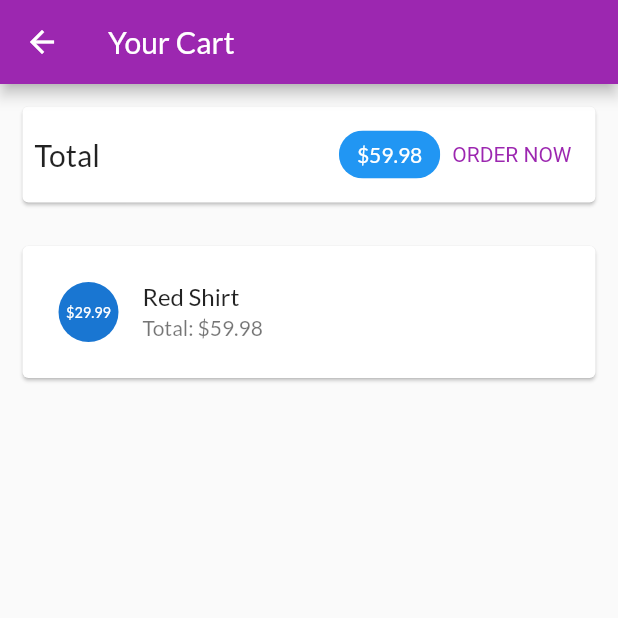
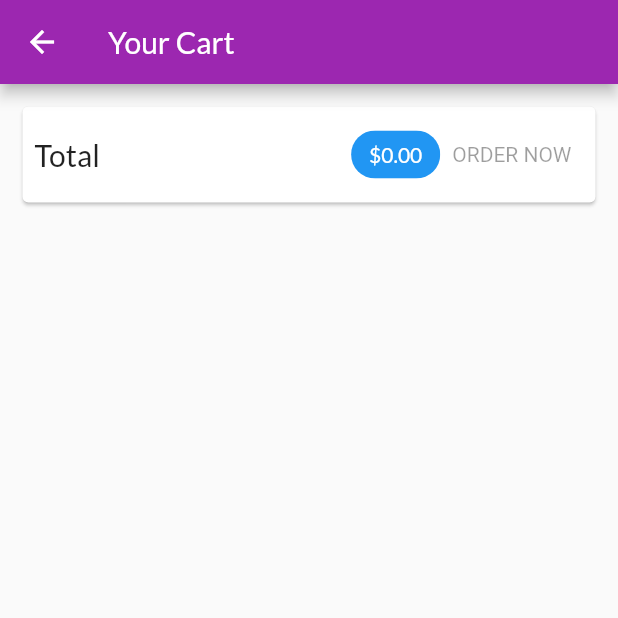
Before and after one commit to luong1799/CK21V7K019_MyShop_Lab2, a Flutter app: the CartScreen screen opened by its route, after a tap on "ORDER NOW", on a phone screen of 412 x 824 dp, the top half of it. Run offline on Flutter 3.47's test engine with Material 2 defaults, Android fonts, the phone set to English and light mode, and no system bars; network calls fail.

Commit message:
Quan ly trang thai voi provider - OrdersManager

```diff
--- a/lib/main.dart
+++ b/lib/main.dart
@@ -15,7 +15,6 @@ void main() {
 
 class MyApp extends StatelessWidget {
   const MyApp({Key? key}) : super(key: key);
-
   // This widget is the root of your application.
   @override
   Widget build(BuildContext context) {
@@ -26,6 +25,9 @@ class MyApp extends StatelessWidget {
         ),
         ChangeNotifierProvider(
           create: (ctx) => CartManager(),
+        ),
+        ChangeNotifierProvider(
+          create: (ctx) => OrdersManager(),
         ),
       ],
       child: MaterialApp(
--- a/lib/ui/cart/cart_screen.dart
+++ b/lib/ui/cart/cart_screen.dart
@@ -1,6 +1,7 @@
 import 'package:flutter/material.dart';
 import 'package:provider/provider.dart';
 
+import '../orders/orders_manager.dart';
 import 'cart_manager.dart';
 import 'cart_item_card.dart';
 
@@ -62,11 +63,18 @@ class CartScreen extends StatelessWidget{
               backgroundColor: Theme.of(context).primaryColor,
             ),
             TextButton(
-              onPressed: () {
-                print('An order has been added');
+              onPressed: cart.totalAmount <= 0
+              ? null
+              : () {
+                context.read<OrdersManager>().addOrder(
+                  cart.products,
+                  cart.totalAmount,
+                );
+                cart.clear();
               },
               style: TextButton.styleFrom(
-                textStyle: TextStyle(color: Theme.of(context).primaryColor),
+                textStyle:
+                TextStyle(color: Theme.of(context).primaryColor),
               ),
               child: const Text('ORDER NOW'),
             )
--- a/lib/ui/orders/orders_manager.dart
+++ b/lib/ui/orders/orders_manager.dart
@@ -1,4 +1,5 @@
 import 'package:flutter/cupertino.dart';
+import 'package:flutter/foundation.dart';
 
 import '../../models/cart_item.dart';
 import '../../models/order_item.dart';
@@ -27,4 +28,17 @@ class OrdersManager with ChangeNotifier {
   List<OrderItem> get orders {
     return [..._orders];
   }
+
+  void addOrder(List<CartItem> cartProducts, double total) async {
+    _orders.insert(
+      0,
+      OrderItem(
+        id: 'o${DateTime.now().toIso8601String()}',
+        amount: total,
+        products: cartProducts,
+        dateTime: DateTime.now(),
+      ),
+    );
+    notifyListeners();
+  }
 }
--- a/lib/ui/orders/orders_screen.dart
+++ b/lib/ui/orders/orders_screen.dart
@@ -1,4 +1,5 @@
 import 'package:flutter/material.dart';
+import 'package:provider/provider.dart';
 import '../shared/app_drawer.dart';
 
 import 'orders_manager.dart';
@@ -11,16 +12,21 @@ class OrdersScreen extends StatelessWidget {
   @override
   Widget build(BuildContext context) {
     print('building orders');
-    final ordersManager = OrdersManager();
+    // final ordersManager = OrdersManager();
     return Scaffold(
       appBar: AppBar(
         title: const Text('Your Orders'),
       ),
       drawer: const AppDrawer(),
-      body: ListView.builder(
+      body: Consumer<OrdersManager>(
+        builder: (ctx, ordersManager, child) {
+          return ListView.builder(
             itemCount: ordersManager.orderCount,
-            itemBuilder: (ctx, i) => OrderItemCard(ordersManager.orders[i]),
-          ),
-      );
+            itemBuilder: (ctx, i) =>
+            OrderItemCard(ordersManager.orders[i]),
+          );
+        },
+      ),
+    );
   }
 }
```
